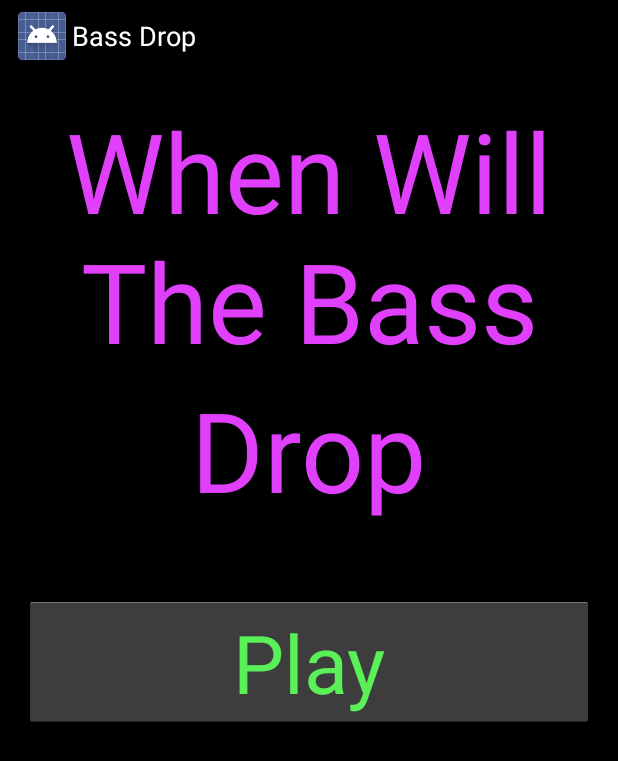
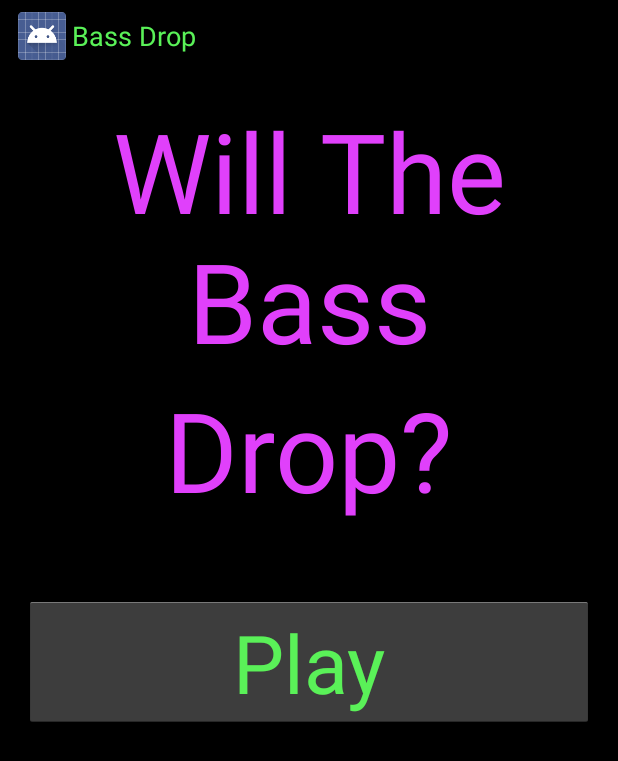
Before and after one commit to gray419/bassDrop, an Android app: the screen it shows after launch (MainActivity), on a phone screen of 412 x 824 dp. Shown: the top 761 px of the screen. Run offline under Robolectric (Android 15) with nearby library versions, the phone set to English and light mode, and no system bars; libraries missing offline, so code that uses them is left out: com.daimajia.androidanimations; 1 statement that could not run was skipped.

Commit message:
update timer string values

```diff
--- a/app/src/main/res/layout/fragment_main.xml
+++ b/app/src/main/res/layout/fragment_main.xml
@@ -22,7 +22,7 @@
         android:layout_width="wrap_content"
         android:layout_height="wrap_content"
         android:textAppearance="?android:attr/textAppearanceLarge"
-        android:text="Drop"
+        android:text="Drop?"
         android:textSize="74sp"
         android:textColor="#ffe040fb"
         android:id="@+id/dropTextView"
--- a/app/src/main/res/values/strings.xml
+++ b/app/src/main/res/values/strings.xml
@@ -4,12 +4,12 @@
     <string name="app_name">Bass Drop</string>
     <string name="hello_world">Hello world!</string>
     <string name="action_settings">Settings</string>
-    <string name="bass_drop_main_screen">When Will The Bass</string>
+    <string name="bass_drop_main_screen">Will The Bass</string>
     <string name="title_activity_play">Stop</string>
 
         <string-array name="drop_array">
             <item>Select a Drop Here</item>
-            <item>Lonely Island</item>
+            <item>DJ Sam F - Lonely Island</item>
             <item>DJ Snake</item>
             <item>Salto Wiwek</item>
             <item>Brillz</item>
--- a/app/src/main/res/values/styles.xml
+++ b/app/src/main/res/values/styles.xml
@@ -11,7 +11,7 @@
     </style>
 
     <style name="TitleTextStyle" parent="android:TextAppearance.Holo.Widget.ActionBar.Title">
-        <item name="android:textColor">#FFF</item>
+        <item name="android:textColor">@color/NeonGreen</item>
     </style>
 
     <color name="NeonGreen">#ff5af158</color>
```
Also changed, not shown: app/src/main/java/com/graywolf/bassdrop/Fragments/PlayActivityFragment.java (+15 -11 lines).
